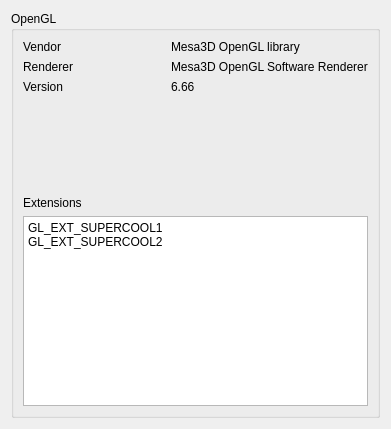
This is code/ryzom/tools/client/client_config_qt/ui/sys_info_opengl_widget.ui in ryzom/ryzomcore as Qt 5 draws it before an edit. The edited form follows.
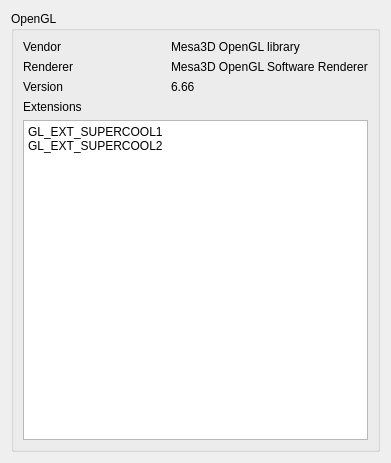
This is the edited form.

Commit message:
Fixed: Layout of some interfaces in Ryzom Configuration
branch : develop

Patch:
```diff
--- a/code/ryzom/tools/client/client_config_qt/ui/sys_info_opengl_widget.ui
+++ b/code/ryzom/tools/client/client_config_qt/ui/sys_info_opengl_widget.ui
@@ -7,7 +7,7 @@
     <x>0</x>
     <y>0</y>
     <width>391</width>
-    <height>429</height>
+    <height>463</height>
    </rect>
   </property>
   <property name="windowTitle">
@@ -129,19 +129,6 @@
         </item>
        </layout>
       </item>
-      <item>
-       <spacer name="verticalSpacer">
-        <property name="orientation">
-         <enum>Qt::Vertical</enum>
-        </property>
-        <property name="sizeHint" stdset="0">
-         <size>
-          <width>20</width>
-          <height>99</height>
-         </size>
-        </property>
-       </spacer>
-      </item>
       <item>
        <widget class="QLabel" name="label_7">
         <property name="text">
```
The commit also changes 4 other files.
